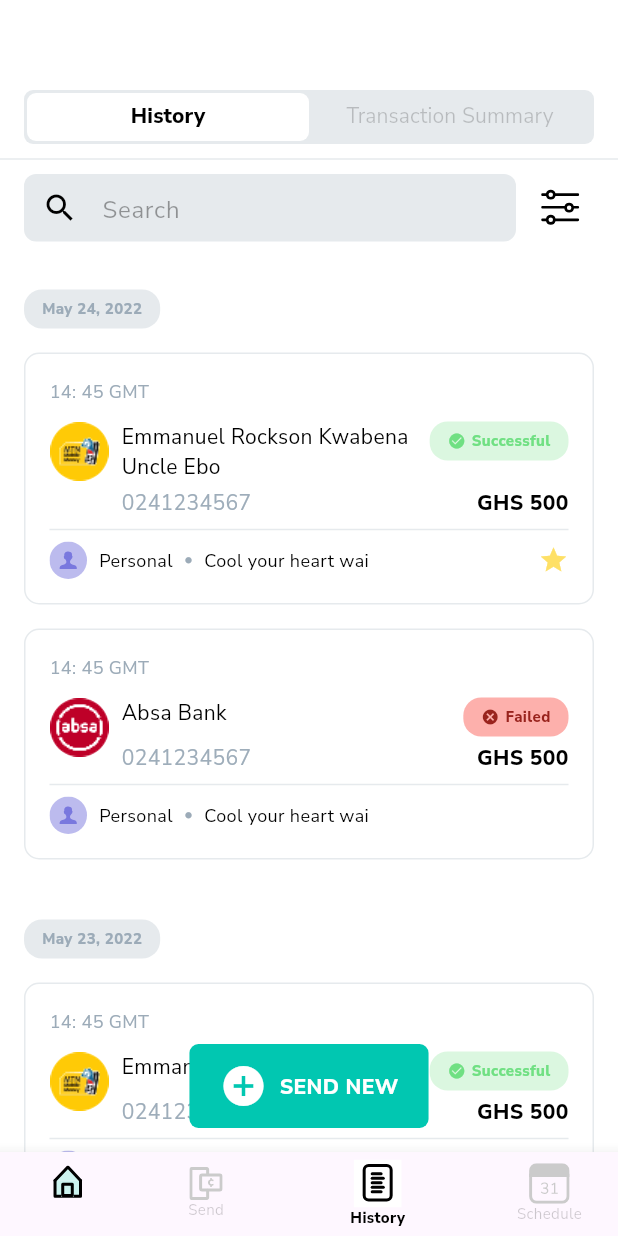
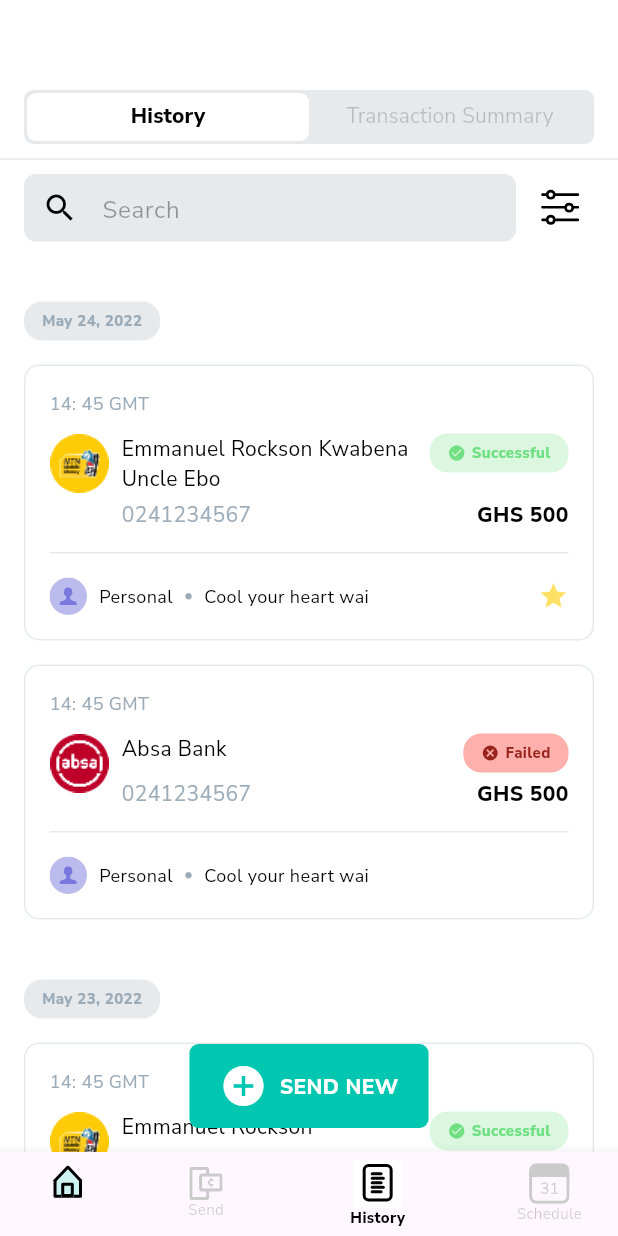
Before and after one commit to Anthony-Abuah/hubtel-coding-challenge-repo, a Flutter app: the screen it shows after launch, on a phone screen of 412 x 824 dp. Run offline on Flutter 3.47's test engine with Material 3 defaults, Android fonts, the phone set to English and light mode, and no system bars; our stand-ins replace flutter_spinkit, flutter_svg, google_fonts.

Commit message:
Divider_Padding_Increased

```diff
--- a/lib/widgets/components/transaction_card.dart
+++ b/lib/widgets/components/transaction_card.dart
@@ -95,7 +95,11 @@ class TransactionCard extends StatelessWidget {
               ],
             ),
 
-            Divider(height: 16, color: AppColors.greyBackground),
+            const SizedBox(height: 16),
+
+            Divider(height: 0, color: AppColors.greyBackground),
+
+            const SizedBox(height: 16),
 
             Row(
               children: [
--- a/lib/widgets/components/transaction_history.dart
+++ b/lib/widgets/components/transaction_history.dart
@@ -104,6 +104,7 @@ class _TransactionHistoryState extends State<TransactionHistory> {
               ],
             ),
           ),
+          const SizedBox(height: 8),
 
           Expanded(
             child: SingleChildScrollView(
```
